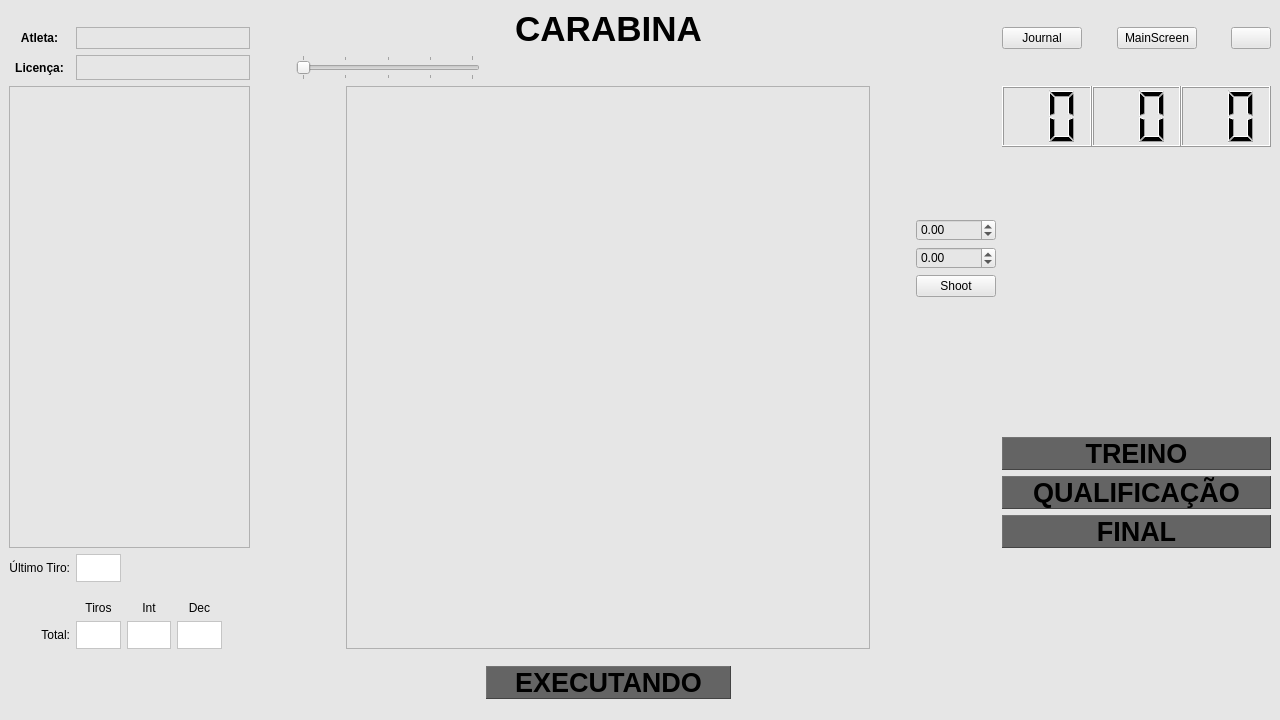
The window that local_pc/gui/riflewindow.ui (xBogas/ES-SACA) describes before a commit, drawn with Qt 5.
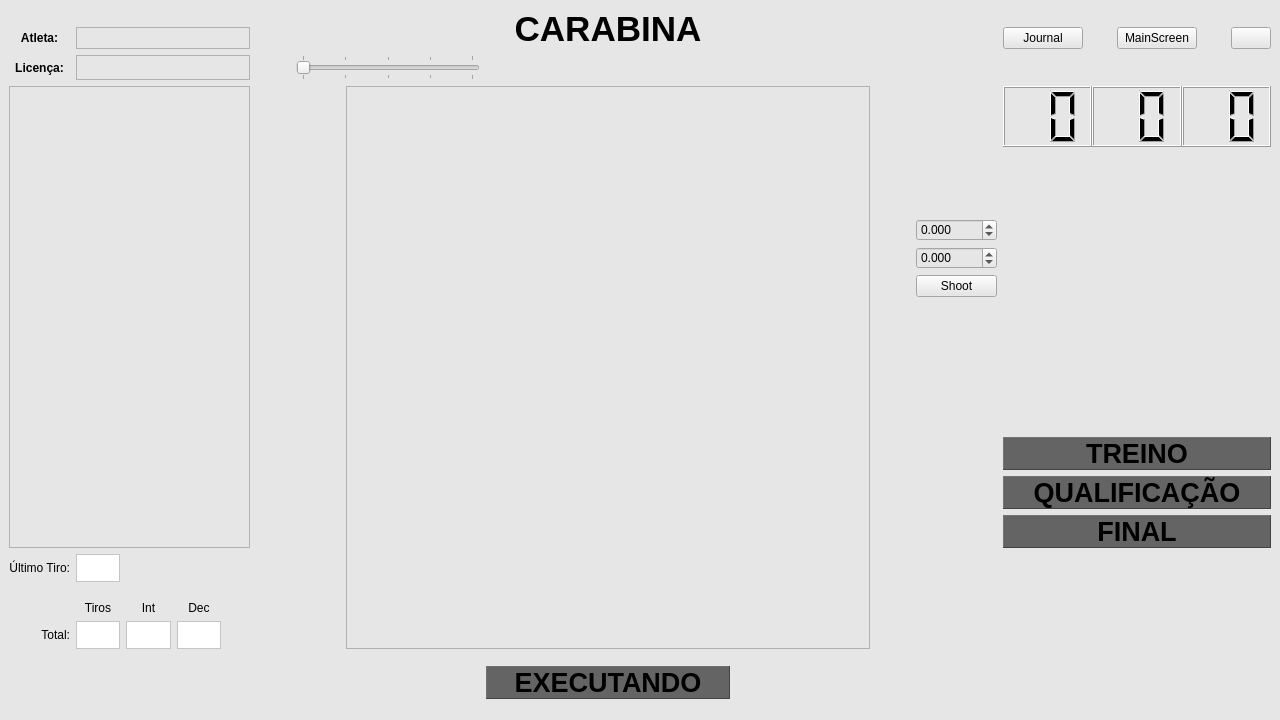
The same window after the commit. Icons and pictures are not drawn.

Commit message: Calibração dos pontos de tiros

```diff
--- a/local_pc/gui/riflewindow.ui
+++ b/local_pc/gui/riflewindow.ui
@@ -525,11 +525,14 @@
        <layout class="QVBoxLayout" name="verticalLayout_2">
         <item>
          <widget class="QDoubleSpinBox" name="doubleSpinBox">
+          <property name="decimals">
+           <number>3</number>
+          </property>
           <property name="minimum">
-           <double>-800.000000000000000</double>
+           <double>-1500.000000000000000</double>
           </property>
           <property name="maximum">
-           <double>800.000000000000000</double>
+           <double>1500.000000000000000</double>
           </property>
           <property name="singleStep">
            <double>0.100000000000000</double>
@@ -538,6 +541,9 @@
         </item>
         <item>
          <widget class="QDoubleSpinBox" name="doubleSpinBox_2">
+          <property name="decimals">
+           <number>3</number>
+          </property>
           <property name="minimum">
            <double>-800.000000000000000</double>
           </property>
```
The commit also changes 1 other file.
